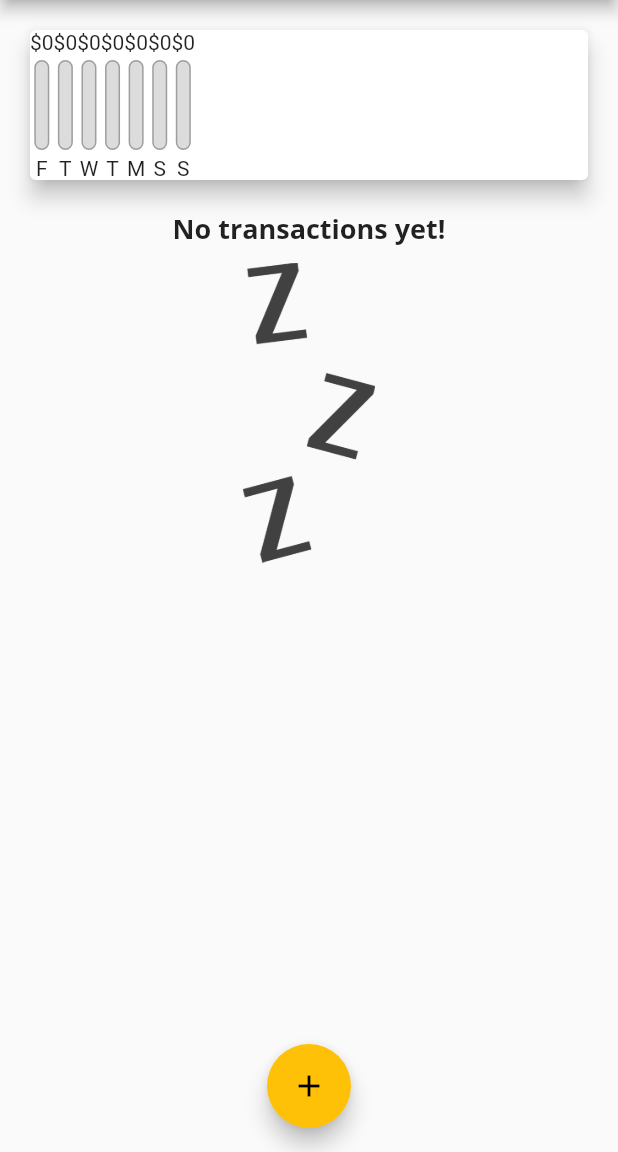
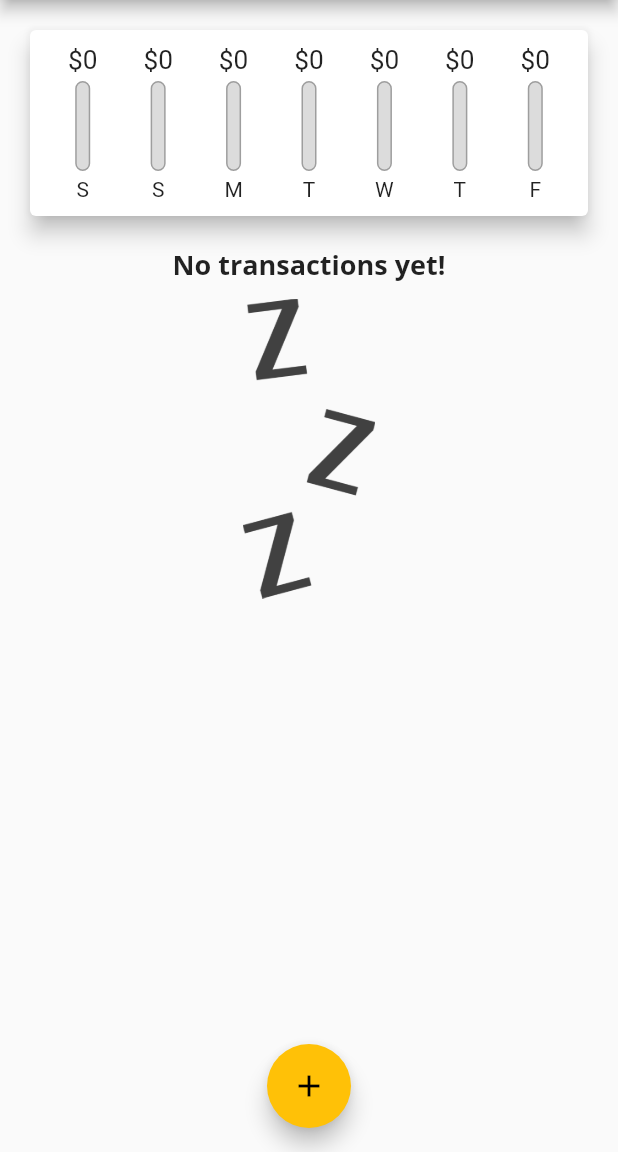
Before and after one commit to marcocaldera/flutter-course, a Flutter app: the screen it shows after launch, on a phone screen of 412 x 824 dp, the part 84-1236 px from its top. Run offline on Flutter 3.47's test engine with Material 2 defaults, Android fonts, the phone set to English and light mode, and no system bars.

Commit message:
Improve chart

```diff
--- a/expenses_app/lib/widgets/chart.dart
+++ b/expenses_app/lib/widgets/chart.dart
@@ -24,7 +24,7 @@ class Chart extends StatelessWidget {
         'day': DateFormat.E().format(weekDay).substring(0, 1),
         'amount': totalSum,
       };
-    });
+    }).reversed.toList();
   }
 
   double get totalSpending {
@@ -46,16 +46,23 @@ class Chart extends StatelessWidget {
     return Card(
       elevation: 6,
       margin: const EdgeInsets.all(20),
+      child: Container(
+        padding: const EdgeInsets.all(10),
         child: Row(
+          mainAxisAlignment: MainAxisAlignment.spaceAround,
           children: groupedTransactionValues.map((data) {
-          return ChartBar(
+            return Flexible(
+              fit: FlexFit.tight,
+              child: ChartBar(
                 data['day'] as String,
                 data['amount'] as double,
                 totalSpending == 0.0
                     ? 0
                     : (data['amount'] as double) / totalSpending,
+              ),
             );
           }).toList(),
+        ),
       ),
     );
   }
--- a/expenses_app/lib/widgets/chart_bar.dart
+++ b/expenses_app/lib/widgets/chart_bar.dart
@@ -11,7 +11,10 @@ class ChartBar extends StatelessWidget {
   Widget build(BuildContext context) {
     return Column(
       children: [
-        Text('\$${spendingAmount.toStringAsFixed(0)}'),
+        Container(
+            height: 20,
+            child: FittedBox(
+                child: Text('\$${spendingAmount.toStringAsFixed(0)}'))),
         const SizedBox(height: 4),
         Container(
           height: 60,
```
Also changed, not shown: expenses_app/lib/widgets/transaction_list.dart (+54 -32 lines). Lines whose indentation alone changed are shown as unchanged.
